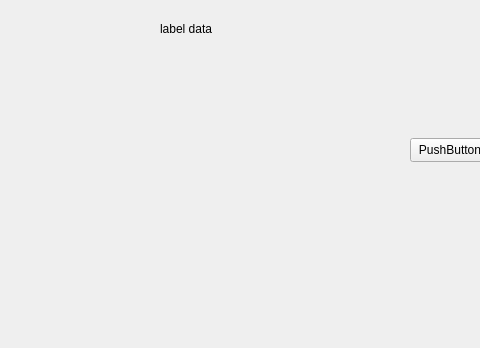
The window that mainwindow.ui (frutabruta/QtLocationRelayVdvGnss) describes before a commit, drawn with Qt 5; both pictures show x 0 to 480 and y 252 to 600 of the 800 by 600 pixel window.
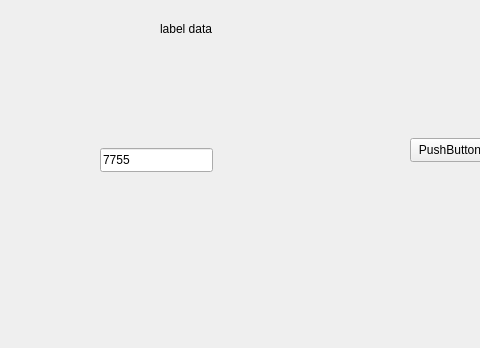
The same window after the commit.

What changed in the file:
```diff
--- a/mainwindow.ui
+++ b/mainwindow.ui
@@ -56,6 +56,19 @@
      <string>label data</string>
     </property>
    </widget>
+   <widget class="QLineEdit" name="lineEdit_portNumber">
+    <property name="geometry">
+     <rect>
+      <x>100</x>
+      <y>400</y>
+      <width>113</width>
+      <height>24</height>
+     </rect>
+    </property>
+    <property name="text">
+     <string>7755</string>
+    </property>
+   </widget>
   </widget>
   <widget class="QMenuBar" name="menubar">
    <property name="geometry">
```
